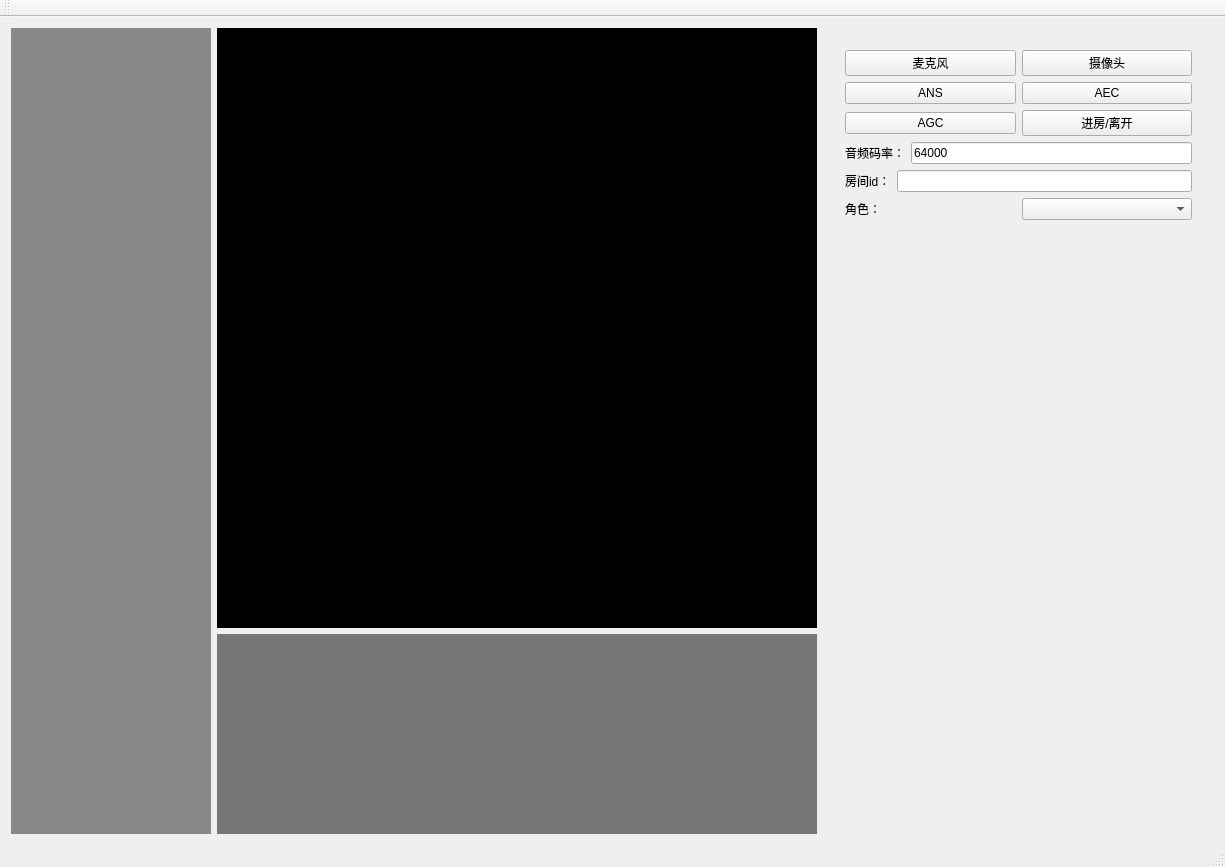
Old version of the form mainwindow.ui in the repository wanhongqing123/ZegoTestDemo.
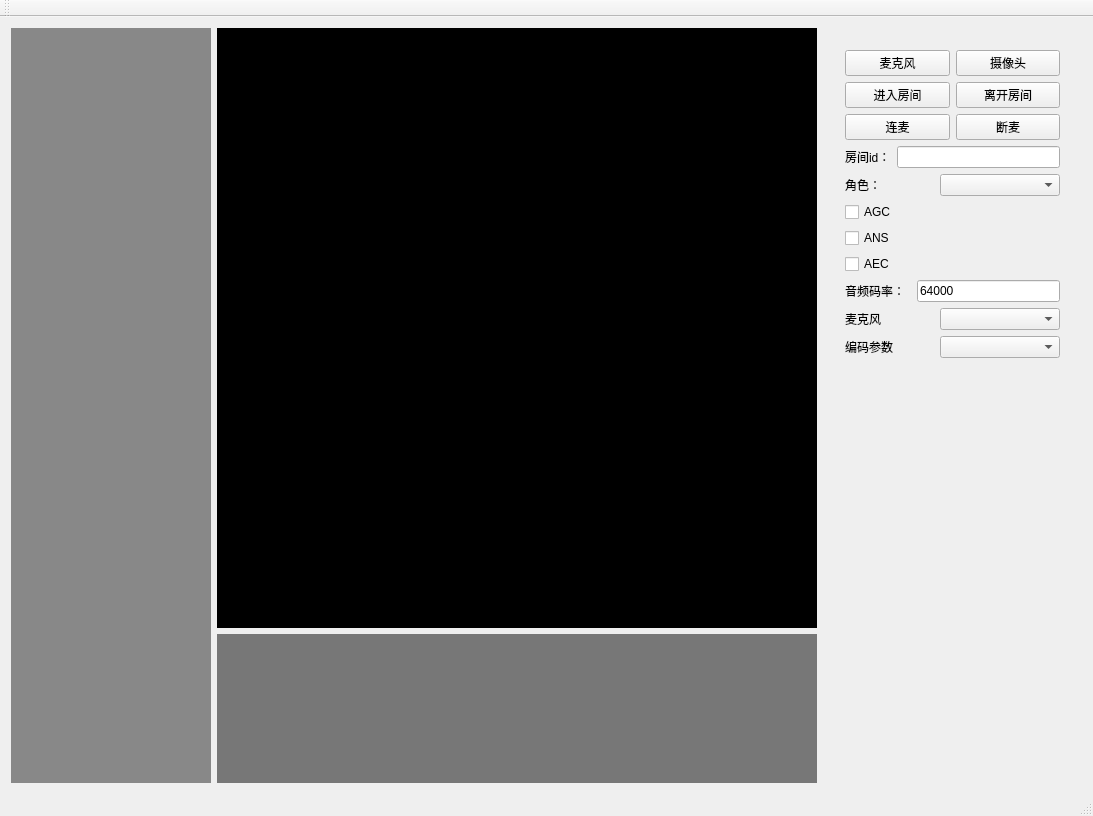
New version of the form.

```diff
--- a/mainwindow.ui
+++ b/mainwindow.ui
@@ -6,8 +6,8 @@
    <rect>
     <x>0</x>
     <y>0</y>
-    <width>1225</width>
-    <height>797</height>
+    <width>1093</width>
+    <height>816</height>
    </rect>
   </property>
   <property name="windowTitle">
@@ -23,6 +23,12 @@
         <height>0</height>
        </size>
       </property>
+      <property name="maximumSize">
+       <size>
+        <width>250</width>
+        <height>16777215</height>
+       </size>
+      </property>
       <property name="styleSheet">
        <string notr="true">background:#888888;</string>
       </property>
@@ -51,7 +57,7 @@
         <property name="minimumSize">
          <size>
           <width>0</width>
-          <height>200</height>
+          <height>120</height>
          </size>
         </property>
         <property name="styleSheet">
@@ -63,6 +69,18 @@
     </item>
     <item>
      <widget class="QWidget" name="widget" native="true">
+      <property name="minimumSize">
+       <size>
+        <width>0</width>
+        <height>0</height>
+       </size>
+      </property>
+      <property name="maximumSize">
+       <size>
+        <width>300</width>
+        <height>16777215</height>
+       </size>
+      </property>
       <property name="styleSheet">
        <string notr="true"/>
       </property>
@@ -88,55 +106,37 @@
             </item>
            </layout>
           </item>
-          <item>
-           <layout class="QHBoxLayout" name="horizontalLayout_2">
-            <item>
-             <widget class="QPushButton" name="pushButtonANS">
-              <property name="text">
-               <string>ANS</string>
-              </property>
-             </widget>
-            </item>
-            <item>
-             <widget class="QPushButton" name="pushButtonAEC">
-              <property name="text">
-               <string>AEC</string>
-              </property>
-             </widget>
-            </item>
-           </layout>
-          </item>
           <item>
            <layout class="QHBoxLayout" name="horizontalLayout_5">
-            <item>
-             <widget class="QPushButton" name="pushButtonAGC">
-              <property name="text">
-               <string>AGC</string>
-              </property>
-             </widget>
-            </item>
             <item>
              <widget class="QPushButton" name="pushButtonRoom">
               <property name="text">
-               <string>进房/离开</string>
+               <string>进入房间</string>
+              </property>
+             </widget>
+            </item>
+            <item>
+             <widget class="QPushButton" name="pushButtonLeave">
+              <property name="text">
+               <string>离开房间</string>
               </property>
              </widget>
             </item>
            </layout>
           </item>
           <item>
-           <layout class="QHBoxLayout" name="horizontalLayout_3">
+           <layout class="QHBoxLayout" name="horizontalLayout_8">
             <item>
-             <widget class="QLabel" name="label">
+             <widget class="QPushButton" name="pushButtonConnMic">
               <property name="text">
-               <string>音频码率：</string>
+               <string>连麦</string>
               </property>
              </widget>
             </item>
             <item>
-             <widget class="QLineEdit" name="lineEditAudiobps">
+             <widget class="QPushButton" name="pushButtonDiscMic">
               <property name="text">
-               <string>64000</string>
+               <string>断麦</string>
               </property>
              </widget>
             </item>
@@ -152,7 +152,14 @@
              </widget>
             </item>
             <item>
-             <widget class="QLineEdit" name="lineEditRoomId"/>
+             <widget class="QLineEdit" name="lineEditRoomId">
+              <property name="minimumSize">
+               <size>
+                <width>120</width>
+                <height>0</height>
+               </size>
+              </property>
+             </widget>
             </item>
            </layout>
           </item>
@@ -166,7 +173,108 @@
              </widget>
             </item>
             <item>
-             <widget class="QComboBox" name="comboBoxRole"/>
+             <widget class="QComboBox" name="comboBoxRole">
+              <property name="minimumSize">
+               <size>
+                <width>120</width>
+                <height>0</height>
+               </size>
+              </property>
+             </widget>
+            </item>
+           </layout>
+          </item>
+          <item>
+           <widget class="QCheckBox" name="checkBoxAGC">
+            <property name="text">
+             <string>AGC</string>
+            </property>
+           </widget>
+          </item>
+          <item>
+           <widget class="QCheckBox" name="checkBoxANS">
+            <property name="text">
+             <string>ANS</string>
+            </property>
+           </widget>
+          </item>
+          <item>
+           <widget class="QCheckBox" name="checkBoxAEC">
+            <property name="text">
+             <string>AEC</string>
+            </property>
+           </widget>
+          </item>
+          <item>
+           <layout class="QHBoxLayout" name="horizontalLayout_3">
+            <item>
+             <widget class="QLabel" name="label">
+              <property name="text">
+               <string>音频码率：</string>
+              </property>
+             </widget>
+            </item>
+            <item>
+             <widget class="Line" name="line">
+              <property name="orientation">
+               <enum>Qt::Horizontal</enum>
+              </property>
+             </widget>
+            </item>
+            <item>
+             <widget class="QLineEdit" name="lineEditAudiobps">
+              <property name="minimumSize">
+               <size>
+                <width>120</width>
+                <height>0</height>
+               </size>
+              </property>
+              <property name="text">
+               <string>64000</string>
+              </property>
+             </widget>
+            </item>
+           </layout>
+          </item>
+          <item>
+           <layout class="QHBoxLayout" name="horizontalLayout_2">
+            <item>
+             <widget class="QLabel" name="label_5">
+              <property name="text">
+               <string>麦克风</string>
+              </property>
+             </widget>
+            </item>
+            <item>
+             <widget class="QComboBox" name="comboBox">
+              <property name="minimumSize">
+               <size>
+                <width>120</width>
+                <height>0</height>
+               </size>
+              </property>
+             </widget>
+            </item>
+           </layout>
+          </item>
+          <item>
+           <layout class="QHBoxLayout" name="horizontalLayout_9">
+            <item>
+             <widget class="QLabel" name="label_6">
+              <property name="text">
+               <string>编码参数</string>
+              </property>
+             </widget>
+            </item>
+            <item>
+             <widget class="QComboBox" name="comboBox_2">
+              <property name="minimumSize">
+               <size>
+                <width>120</width>
+                <height>0</height>
+               </size>
+              </property>
+             </widget>
             </item>
            </layout>
           </item>
```
Left out of the diff: 2 changed lines with no effect on the pictures.
